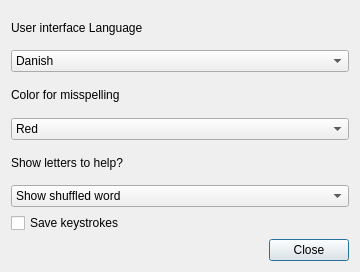
The window that preferencemanager.ui (davidlamhauge/daspelling) describes before a commit, drawn with Qt 5.
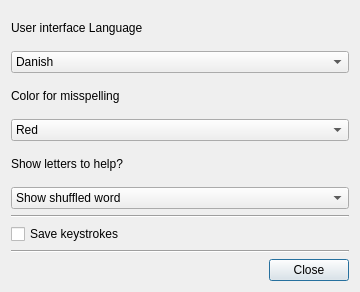
The same window after the commit. Icons and pictures are not drawn.

Commit message: Updates Danish and English translation. Improved preference dialog

The edit to the form file:
```diff
--- a/preferencemanager.ui
+++ b/preferencemanager.ui
@@ -7,7 +7,7 @@
     <x>0</x>
     <y>0</y>
     <width>360</width>
-    <height>272</height>
+    <height>292</height>
    </rect>
   </property>
   <property name="windowTitle">
@@ -163,6 +163,13 @@
      </item>
     </widget>
    </item>
+   <item>
+    <widget class="Line" name="line">
+     <property name="orientation">
+      <enum>Qt::Horizontal</enum>
+     </property>
+    </widget>
+   </item>
    <item>
     <layout class="QHBoxLayout" name="horizontalLayout_5">
      <item>
@@ -190,6 +197,13 @@
      </item>
     </layout>
    </item>
+   <item>
+    <widget class="Line" name="line_2">
+     <property name="orientation">
+      <enum>Qt::Horizontal</enum>
+     </property>
+    </widget>
+   </item>
    <item>
     <layout class="QHBoxLayout" name="horizontalLayout">
      <item>
```
The commit also changes 5 other files.
